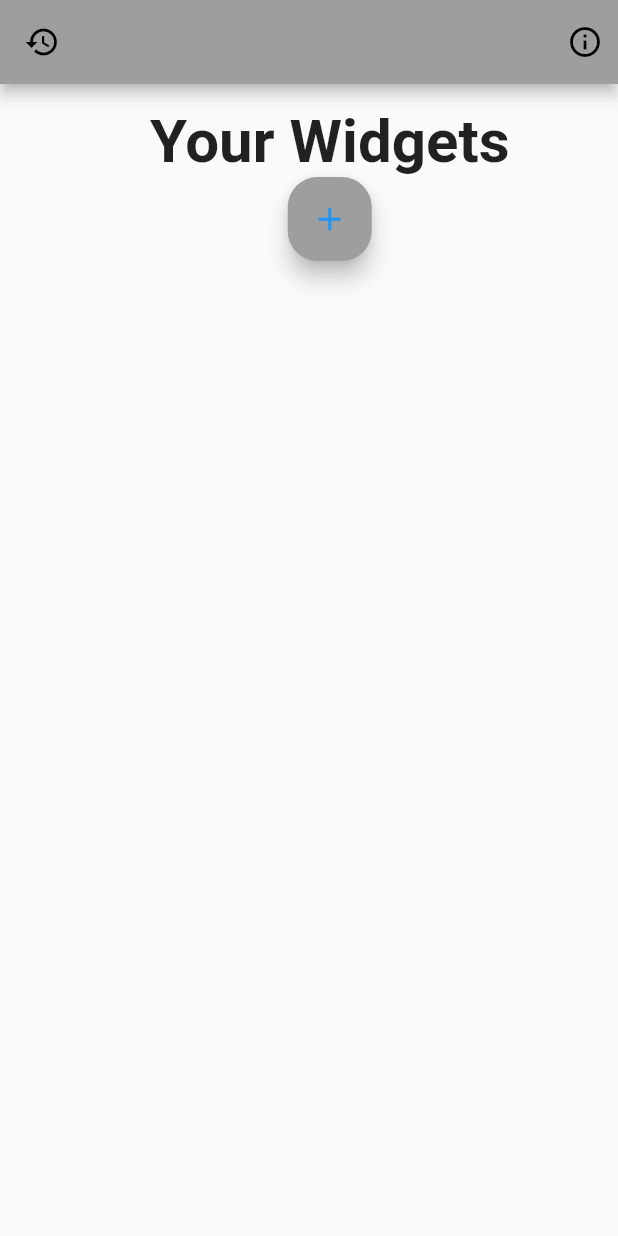
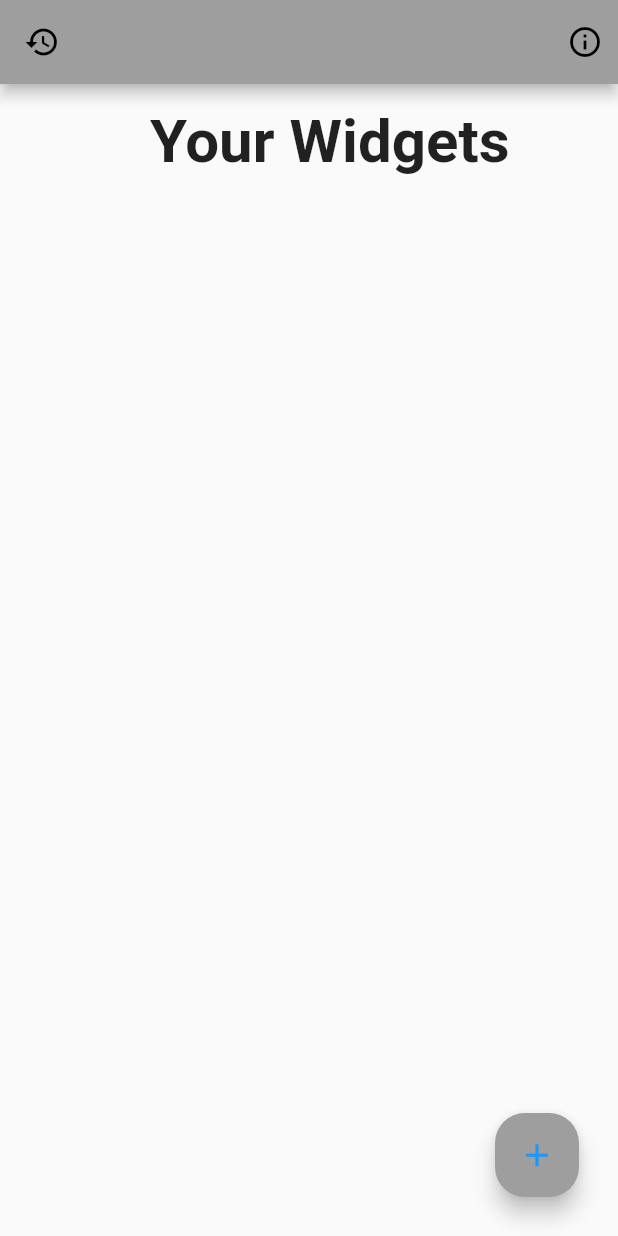
Before and after one commit to samueljml/widget-share, a Flutter app: the screen it shows after launch, on a phone screen of 412 x 824 dp. Run offline on Flutter 3.47's test engine with Material 2 defaults, Android fonts, the phone set to English and light mode, and no system bars.

Commit message:
Add FloatingActionButton to Scaffold and fix position

```diff
--- a/lib/main.dart
+++ b/lib/main.dart
@@ -15,6 +15,22 @@
         primarySwatch: Colors.grey,
       ),
       home: Scaffold(
+        floatingActionButtonLocation: FloatingActionButtonLocation.endFloat,
+        floatingActionButton: Padding(
+          padding: const EdgeInsets.all(10),
+          child: FloatingActionButton(
+            onPressed: () {},
+            child: const Center(
+              child: Icon(
+                Icons.add,
+                size: 25,
+                color: Colors.blue,
+              ),
+            ),
+            shape:
+                RoundedRectangleBorder(borderRadius: BorderRadius.circular(20)),
+          ),
+        ),
         appBar: AppBar(
           leading: const Icon(Icons.history),
           actions: const [
@@ -27,22 +43,10 @@
         body: Padding(
           padding: const EdgeInsets.only(top: 15, left: 100),
           child: Column(
-            children: [
-              const Text(
+            children: const [
+              Text(
                 "Your Widgets",
                 style: TextStyle(fontSize: 40, fontWeight: FontWeight.bold),
-              ),
-              FloatingActionButton(
-                onPressed: () {},
-                shape: RoundedRectangleBorder(
-                    borderRadius: BorderRadius.circular(20)),
-                child: const Center(
-                  child: Icon(
-                    Icons.add,
-                    size: 25,
-                    color: Colors.blue,
-                  ),
-                ),
               ),
             ],
           ),
```
